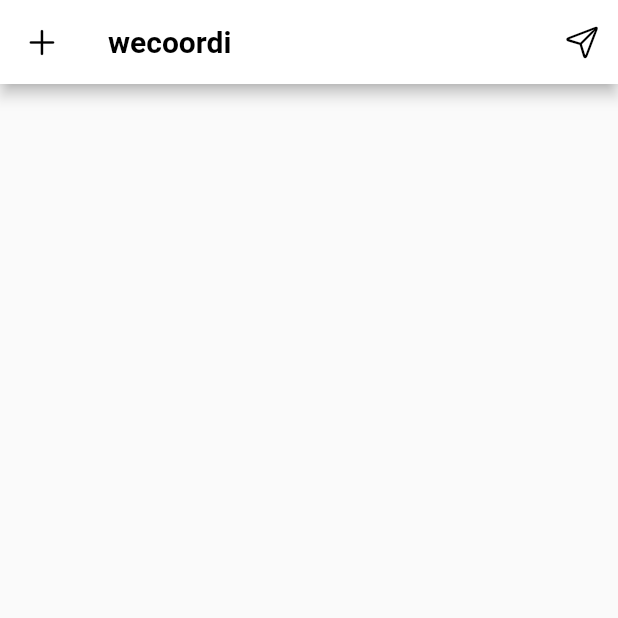
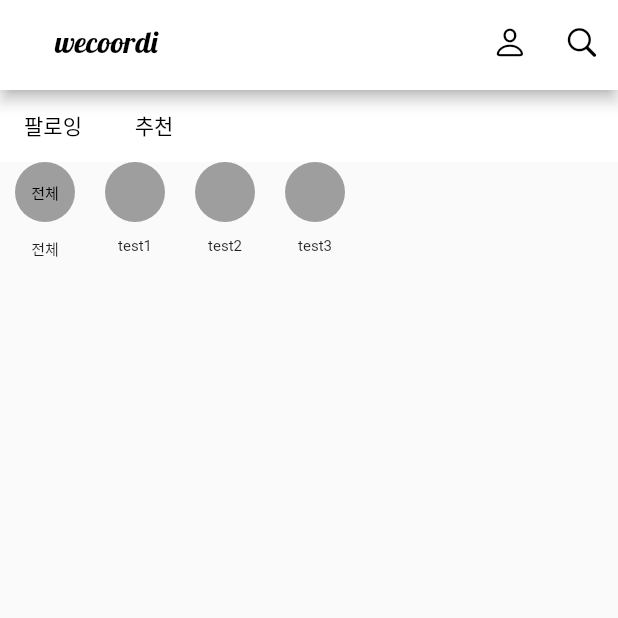
Before and after one commit to Jin-YJ/wecoordi, a Flutter app: the screen it shows after launch, on a phone screen of 412 x 824 dp, the top half of it. Run offline on Flutter 3.47's test engine with Material 2 defaults, Android fonts, the phone set to English and light mode, and no system bars; our stand-ins replace google_fonts; Roboto replaces fonts that are missing (assets/fonts/logo_font.ttf).

Commit message:
집에서 작업한내용

```diff
--- /dev/null
+++ b/lib/appBar/wecoordiappbar.dart
@@ -0,0 +1,42 @@
+import 'package:flutter/cupertino.dart';
+import 'package:flutter/material.dart';
+import 'package:google_fonts/google_fonts.dart';
+
+class wecoordiAppbar extends StatelessWidget implements PreferredSizeWidget {
+  const wecoordiAppbar({
+    super.key,
+  });
+
+// preferredSize 설정
+  @override
+  Size get preferredSize => Size.fromHeight(60);
+
+  @override
+  Widget build(BuildContext context) {
+    return AppBar(
+      actions: [
+        IconButton(
+          icon: Icon(CupertinoIcons.person),
+          onPressed: () {},
+        ),
+        IconButton(
+          icon: Icon(CupertinoIcons.search),
+          onPressed: () {},
+        )
+      ],
+      backgroundColor: Colors.white,
+      title: Padding(
+        padding: EdgeInsets.only(left: MediaQuery.of(context).size.width * 0.05), // 5% 패딩
+        child: Row(
+          children: [
+            Text(
+              'wecoordi',
+              style: GoogleFonts.lobster(textStyle: TextStyle(color: Colors.black)),
+            ),
+          ],
+        ),
+      ),
+      iconTheme: IconThemeData(color: Colors.black),
+    );
+  }
+}
--- a/lib/main.dart
+++ b/lib/main.dart
@@ -1,5 +1,8 @@
-import 'package:flutter/cupertino.dart';
 import 'package:flutter/material.dart';
+import 'package:google_fonts/google_fonts.dart';
+import 'appBar/wecoordiappbar.dart';
+import 'wecoordi_main/following.dart';
+import 'wecoordi_main/recommend.dart';
 
 void main() {
   runApp(MyApp());
@@ -17,34 +20,58 @@ class MyApp extends StatelessWidget {
   }
 }
 
+class wecoordiHome extends StatefulWidget {
+  const wecoordiHome({super.key});
 
-class wecoordiHome extends StatelessWidget {
-  const wecoordiHome({super.key});
+  @override
+  _wecoordiHomeState createState() => _wecoordiHomeState();
+}
+
+class _wecoordiHomeState extends State<wecoordiHome> {
+  int _currentIndex = 0;
 
   @override
   Widget build(BuildContext context) {
     return Scaffold(
-      appBar: AppBar(leading: IconButton(
-          icon: Icon(CupertinoIcons.add, color: Colors.black),
-          onPressed: () {},
-
-        ),
-        actions: [
-          IconButton(
-            icon: Icon(CupertinoIcons.paperplane, color: Colors.black),
-            onPressed: () {},
-          )],
-          backgroundColor: Colors.white,
-         title: Text(
-    'wecoordi',
-    style: TextStyle(
-      fontFamily: 'assets/fonts/logo_font.ttf', // 폰트 파일의 경로를 지정
-      fontSize: 20,
-      fontWeight: FontWeight.bold,
-      color: Colors.black,
-    ),
-  ),
-      )
+      appBar: wecoordiAppbar(),
+      body: Column(
+        children: [
+          Container(
+            color: Colors.white, // 버튼 배경색을 바탕색과 동일하게 설정
+            height: 48, // 버튼 높이
+            child: ListView.builder(
+              scrollDirection: Axis.horizontal, // 가로로 스크롤
+              itemCount: 2, // 버튼 개수
+              itemBuilder: (context, index) {
+                return TextButton(
+                  onPressed: () {
+                    setState(() {
+                      _currentIndex = index;
+                    });
+                  },
+                  style: TextButton.styleFrom(
+                    backgroundColor: Colors.white, // 버튼 배경색을 바탕색과 동일하게 설정
+                    primary: Colors.black, // 텍스트 색상
+                    padding: EdgeInsets.symmetric(horizontal: 16), // 버튼 좌우 padding
+                  ),
+                  child: Text(index == 0 ? '팔로잉' : '추천', style: GoogleFonts.blackHanSans(textStyle: TextStyle(color: Colors.black))), // 버튼 텍스트
+                );
+              },
+            ),
+          ),
+          Expanded(
+            child: IndexedStack(
+              index: _currentIndex,
+              children: [
+                // 팔로잉 내용
+                Following(),
+                // 추천 내용
+                recommend(),
+              ],
+            ),
+          ),
+        ],
+      ),
     );
   }
 }
--- /dev/null
+++ b/lib/wecoordi_main/following.dart
@@ -0,0 +1,72 @@
+import 'package:flutter/material.dart';
+
+class Following extends StatefulWidget {
+  const Following({
+    super.key,
+  });
+
+  static const memberIds = ['test1', 'test2', 'test3'];
+  static const memberPhotos = ['', '', ''];
+
+  @override
+  State<Following> createState() => _FollowingState();
+}
+
+class _FollowingState extends State<Following> {
+  @override
+  Widget build(BuildContext context) {
+    return SingleChildScrollView(
+      scrollDirection: Axis.horizontal,
+      child: Row(
+        children: [
+          Padding(
+            padding: EdgeInsets.symmetric(horizontal: 10),
+            child: Column(
+              children: [
+                CircleAvatar(
+                  radius: 20,
+                  backgroundColor: Colors.grey,
+                  child: Text(
+                    //이미지 이미지
+                    '전체',
+                    style: TextStyle(fontSize: 10, color: Colors.black),
+                  ),
+                ),
+                SizedBox(height: 10),
+                Text(
+                  //아이디
+                  '전체',
+                  style: TextStyle(fontSize: 10),
+                ),
+              ],
+            ),
+          ),
+          ListView.builder(
+            scrollDirection: Axis.horizontal,
+            shrinkWrap: true,
+            itemCount: Following.memberIds.length,
+            itemBuilder: (context, index) {
+              return Padding(
+                padding: EdgeInsets.symmetric(horizontal: 10),
+                child: Column(
+                  children: [
+                    CircleAvatar(
+                      radius: 20,
+                      backgroundColor: Colors.grey,
+                      // 회원 프로필 사진 표시 (memberPhotos[index] 사용)
+                    ),
+                    SizedBox(height: 10),
+                    Text(
+                      Following.memberIds[index], // 회원 아이디 표시 (memberIds[index] 사용)
+                      style: TextStyle(fontSize: 10),
+                    ),
+                  ],
+                ),
+              );
+            },
+          ),
+        ],
+      ),
+    );
+  }
+}
--- /dev/null
+++ b/lib/wecoordi_main/recommend.dart
@@ -0,0 +1,12 @@
+import 'package:flutter/material.dart';
+
+class recommend extends StatelessWidget {
+  const recommend({
+    super.key,
+  });
+
+  @override
+  Widget build(BuildContext context) {
+    return Center(child: Text('추천'));
+  }
+}
```
Also changed, not shown: pubspec.yaml (+3 -9 lines), pubspec.lock, 2 other files.
